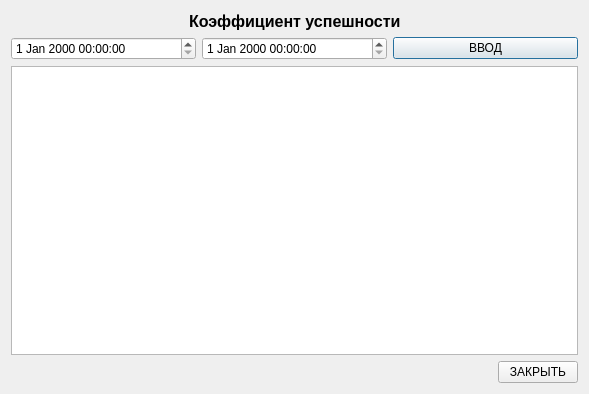
The window that QtDataBase/dialogsuccess.ui (decentNick/QtDataBase) describes before a commit, drawn with Qt 5.
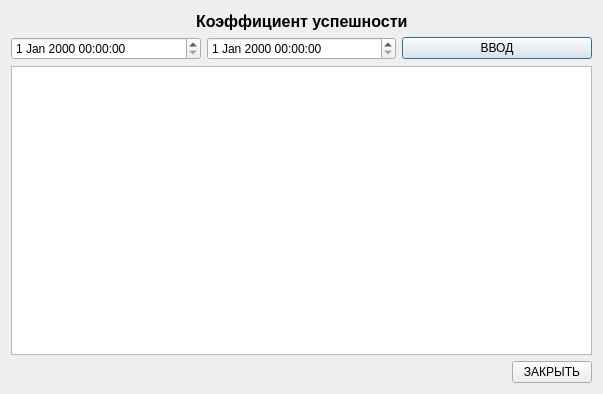
The same window after the commit.

```diff
--- a/QtDataBase/dialogsuccess.ui
+++ b/QtDataBase/dialogsuccess.ui
@@ -6,7 +6,7 @@
    <rect>
     <x>0</x>
     <y>0</y>
-    <width>589</width>
+    <width>603</width>
     <height>394</height>
    </rect>
   </property>
```
